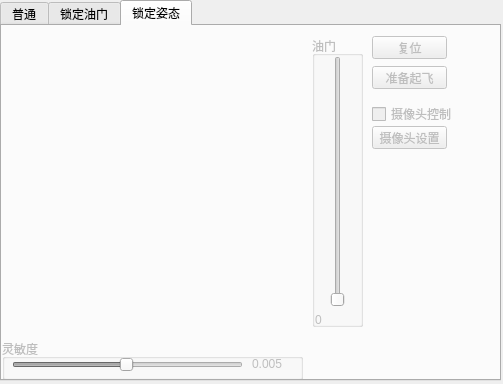
The window that host/quadcopter/dialogcontrol/dialogcontrol.ui (motion55/etootle-flight) describes before a commit, drawn with Qt 5.
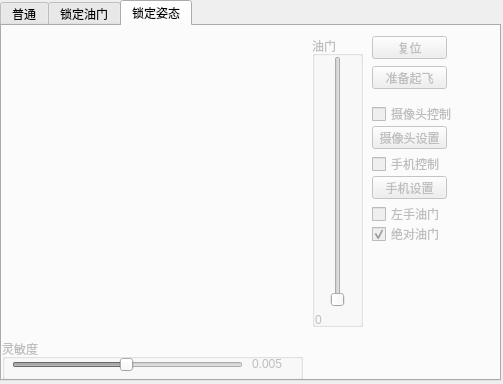
The same window after the commit. The open tabs and pages were chosen to show the change. Custom widgets are drawn as their Qt base class.

Commit message: Add phone control support

The edit to the form file:
```diff
--- a/host/quadcopter/dialogcontrol/dialogcontrol.ui
+++ b/host/quadcopter/dialogcontrol/dialogcontrol.ui
@@ -472,6 +472,64 @@
       <string>摄像头设置</string>
      </property>
     </widget>
+    <widget class="QCheckBox" name="lockAttitude_cbPhoneControl">
+     <property name="geometry">
+      <rect>
+       <x>370</x>
+       <y>130</y>
+       <width>81</width>
+       <height>16</height>
+      </rect>
+     </property>
+     <property name="text">
+      <string>手机控制</string>
+     </property>
+    </widget>
+    <widget class="QPushButton" name="lockAttitude_btPhoneSetting">
+     <property name="enabled">
+      <bool>false</bool>
+     </property>
+     <property name="geometry">
+      <rect>
+       <x>370</x>
+       <y>150</y>
+       <width>75</width>
+       <height>23</height>
+      </rect>
+     </property>
+     <property name="text">
+      <string>手机设置</string>
+     </property>
+    </widget>
+    <widget class="QCheckBox" name="lockAttitude_cbPhoneControl_leftThro">
+     <property name="geometry">
+      <rect>
+       <x>370</x>
+       <y>180</y>
+       <width>81</width>
+       <height>16</height>
+      </rect>
+     </property>
+     <property name="text">
+      <string>左手油门</string>
+     </property>
+    </widget>
+    <widget class="QCheckBox" name="lockAttitude_cbPhoneControl_ABSThro">
+     <property name="geometry">
+      <rect>
+       <x>370</x>
+       <y>200</y>
+       <width>81</width>
+       <height>16</height>
+      </rect>
+     </property>
+     <property name="text">
+      <string>绝对油门</string>
+     </property>
+     <property name="checked">
+      <bool>true</bool>
+     </property>
+    </widget>
    </widget>
   </widget>
  </widget>
```
Left out of the diff: 3 changed lines with no effect on the pictures. The commit also changes 8 other files.
